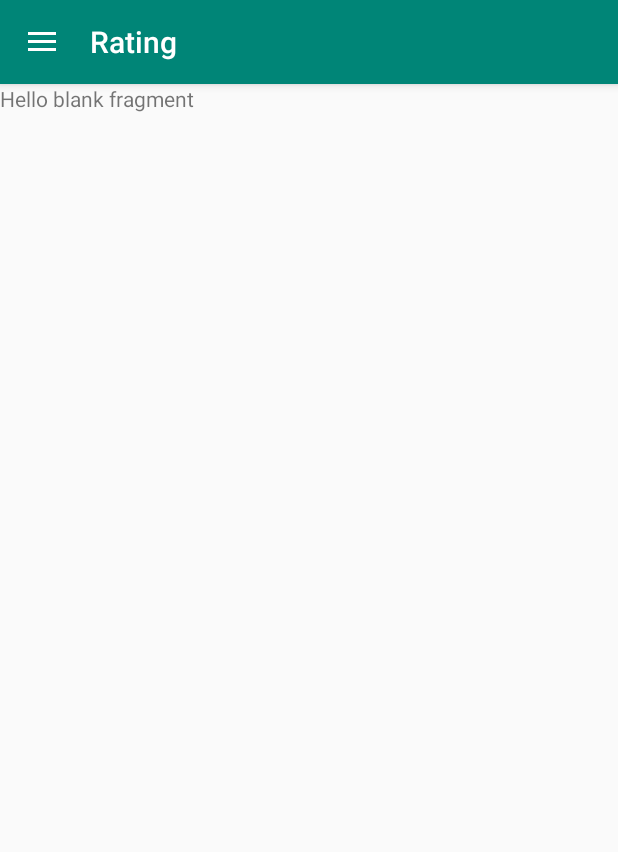
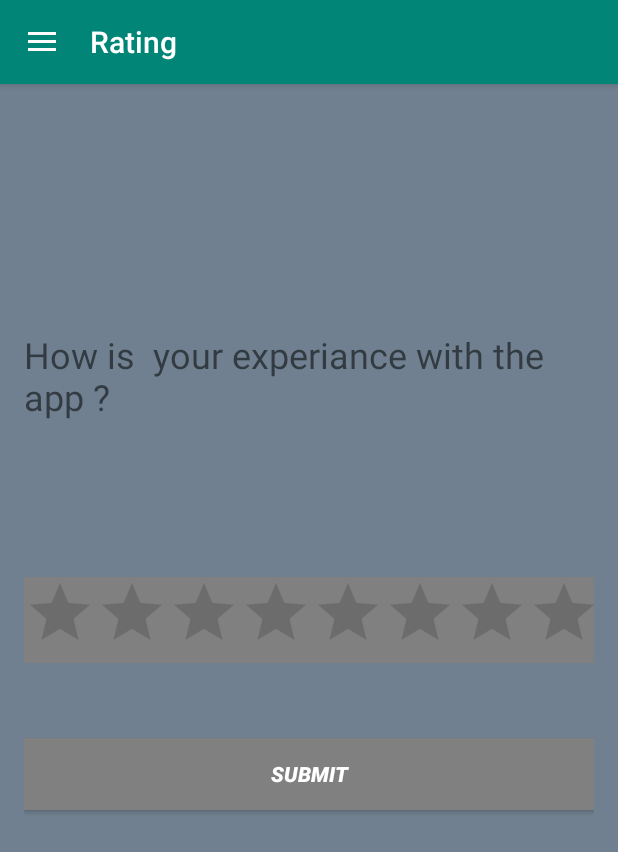
Before and after one commit to fitsumcs/Af_Am_Dectionary, an Android app: the fragment RatingFragmant placed in its activity, on a phone screen of 412 x 824 dp. Shown: the top 852 px of the screen. Run offline under Robolectric (Android 15) with nearby library versions, the phone set to English and light mode, and no system bars; network calls fail; 4 statements that could not run were skipped.

Commit message:
Improving the Rating Page

```diff
--- a/app/src/main/res/layout/fragment_rating_fragmant.xml
+++ b/app/src/main/res/layout/fragment_rating_fragmant.xml
@@ -1,14 +1,67 @@
 <?xml version="1.0" encoding="utf-8"?>
-<FrameLayout xmlns:android="http://schemas.android.com/apk/res/android"
+<LinearLayout xmlns:android="http://schemas.android.com/apk/res/android"
     xmlns:tools="http://schemas.android.com/tools"
+    android:orientation="vertical"
     android:layout_width="match_parent"
+    android:background="#708090"
     android:layout_height="match_parent"
-    tools:context=".RatingFragmant">
+    xmlns:app="http://schemas.android.com/apk/res-auto"
+    android:paddingBottom="@dimen/activity_vertical_margin"
+    android:paddingLeft="@dimen/activity_horizontal_margin"
+    android:paddingRight="@dimen/activity_horizontal_margin"
+    android:paddingTop="@dimen/activity_vertical_margin"
+    tools:context=".MainActivity">
 
-    <!-- TODO: Update blank fragment layout -->
     <TextView
+        android:id="@+id/textView2"
+        app:layout_constraintBottom_toTopOf="@+id/button"
+        android:layout_width="wrap_content"
+        android:layout_height="wrap_content"
+        android:layout_marginTop="148dp"
+        android:text="How is  your experiance with the app ? "
+        android:textColorHint="@color/colorAccent"
+        android:textSize="24sp"
+        app:layout_constraintLeft_toLeftOf="parent"
+        app:layout_constraintRight_toRightOf="parent"
+        app:layout_constraintTop_toBottomOf="@+id/ratingBar"
+        tools:layout_constraintLeft_creator="1"
+        tools:layout_constraintRight_creator="1" />
+
+    <RatingBar
+        android:id="@+id/ratingBar"
         android:layout_width="match_parent"
-        android:layout_height="match_parent"
-        android:text="@string/hello_blank_fragment" />
+        android:layout_height="wrap_content"
+        android:layout_marginTop="104dp"
+        android:background="#808080"
+        app:layout_constraintLeft_toLeftOf="parent"
+        app:layout_constraintRight_toRightOf="parent"
+        app:layout_constraintTop_toTopOf="parent"
+        tools:layout_constraintLeft_creator="1"
+        tools:layout_constraintRight_creator="1"
+        tools:layout_constraintTop_creator="1" />
 
-</FrameLayout>
+
+    <Button
+        android:id="@+id/button"
+        android:layout_width="match_parent"
+        android:layout_height="wrap_content"
+        android:layout_centerVertical="true"
+        android:layout_marginTop="50dp"
+        android:layout_marginBottom="50dp"
+        android:background="#808080"
+
+        android:text="Submit"
+        android:textColor="@android:color/background_light"
+        android:textStyle="bold|italic"
+        app:layout_constraintBottom_toTopOf="@+id/textView2"
+        app:layout_constraintLeft_toLeftOf="parent"
+        app:layout_constraintRight_toRightOf="parent"
+        app:layout_constraintTop_toBottomOf="@+id/ratingBar"
+        tools:layout_constraintBottom_creator="1"
+        tools:layout_constraintLeft_creator="1"
+        tools:layout_constraintRight_creator="1"
+        tools:layout_constraintTop_creator="1" />
+
+
+
+</LinearLayout>
```
